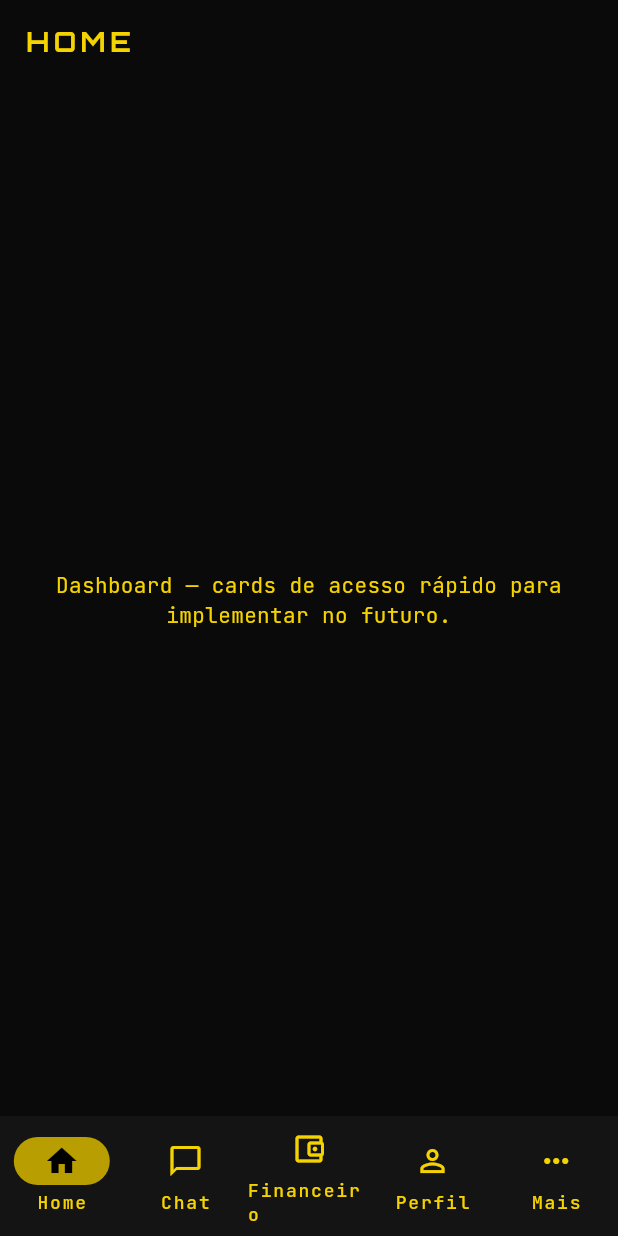
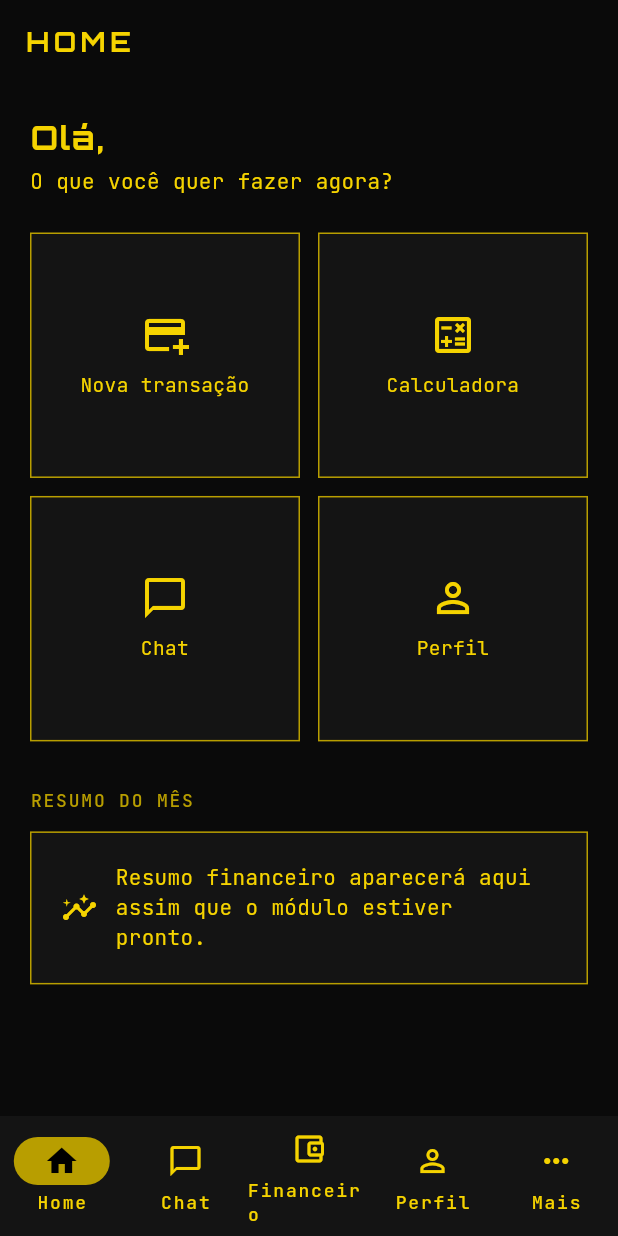
Before and after one commit to Venan42/DayHub, a Flutter app: the HomeScreen screen opened by its route, on a phone screen of 412 x 824 dp. Run offline on Flutter 3.47's test engine with Material 3 defaults, Android fonts, the phone set to English and light mode, and no system bars; our stand-ins replace dio, flutter_riverpod, flutter_secure_storage, go_router, google_fonts; accounts and stored records are empty.

Commit message:
feat: atualiza tela inicial com sistema de navegação e cards de ação rápida

```diff
--- a/frontend/lib/features/dashboard/presentation/screens/home_screen.dart
+++ b/frontend/lib/features/dashboard/presentation/screens/home_screen.dart
@@ -1,21 +1,146 @@
 import 'package:flutter/material.dart';
+import 'package:flutter_riverpod/flutter_riverpod.dart';
+import 'package:go_router/go_router.dart';
+import 'package:google_fonts/google_fonts.dart';
 
-class HomeScreen extends StatelessWidget {
+import '../../../../core/theme/app_colors.dart';
+import '../../../auth/presentation/providers/auth_providers.dart';
+
+class HomeScreen extends ConsumerWidget {
   const HomeScreen({super.key});
 
   @override
-  Widget build(BuildContext context) {
+  Widget build(BuildContext context, WidgetRef ref) {
+    final user = ref.watch(authProvider).user;
+    final isDark = Theme.of(context).brightness == Brightness.dark;
+
     return Scaffold(
       appBar: AppBar(title: const Text('HOME')),
-      body: const Center(
-        child: Padding(
-          padding: EdgeInsets.all(24),
-          child: Text(
-            'Dashboard — cards de acesso rápido para implementar no futuro.',
-            textAlign: TextAlign.center,
-          ),
+      body: SafeArea(
+        child: ListView(
+          padding: const EdgeInsets.all(20),
+          children: [
+            Text(
+              'Olá, ${user?.name.split(' ').first ?? ''}',
+              style: GoogleFonts.orbitron(
+                fontSize: 22,
+                fontWeight: FontWeight.w700,
+                letterSpacing: 1,
+              ),
+            ),
+            const SizedBox(height: 4),
+            Text(
+              'O que você quer fazer agora?',
+              style: Theme.of(context).textTheme.bodyMedium,
+            ),
+            const SizedBox(height: 24),
+
+            // Grid de acesso rápido
+            GridView.count(
+              crossAxisCount: MediaQuery.of(context).size.width >= 900 ? 4 : 2,
+              shrinkWrap: true,
+              physics: const NeverScrollableScrollPhysics(),
+              crossAxisSpacing: 12,
+              mainAxisSpacing: 12,
+              childAspectRatio: 1.1,
+              children: [
+                _QuickActionCard(
+                  icon: Icons.add_card_outlined,
+                  label: 'Nova transação',
+                  onTap: () => context.go('/finance'),
+                ),
+                _QuickActionCard(
+                  icon: Icons.calculate_outlined,
+                  label: 'Calculadora',
+                  onTap: () => context.go('/finance'),
+                ),
+                _QuickActionCard(
+                  icon: Icons.chat_bubble_outline,
+                  label: 'Chat',
+                  onTap: () => context.go('/chat'),
+                ),
+                _QuickActionCard(
+                  icon: Icons.person_outline,
+                  label: 'Perfil',
+                  onTap: () => context.go('/profile'),
+                ),
+              ],
+            ),
+
+            const SizedBox(height: 32),
+            Text('RESUMO DO MÊS', style: Theme.of(context).textTheme.labelMedium),
+            const SizedBox(height: 12),
+
+            // Placeholder — substituído por dados reais na Fase 3 (módulo financeiro)
+            Container(
+              padding: const EdgeInsets.all(20),
+              decoration: BoxDecoration(
+                color: Theme.of(context).colorScheme.surface,
+                border: Border.all(
+                  color: isDark ? AppColors.yellowMuted : Colors.grey.shade300,
+                ),
+              ),
+              child: Row(
+                children: [
+                  Icon(
+                    Icons.insights_outlined,
+                    color: isDark ? AppColors.yellow : AppColors.darkText,
+                  ),
+                  const SizedBox(width: 12),
+                  const Expanded(
+                    child: Text('Resumo financeiro aparecerá aqui assim que o módulo estiver pronto.'),
+                  ),
+                ],
+              ),
+            ),
+          ],
         ),
       ),
     );
   }
 }
+
+class _QuickActionCard extends StatelessWidget {
+  final IconData icon;
+  final String label;
+  final VoidCallback onTap;
+
+  const _QuickActionCard({
+    required this.icon,
+    required this.label,
+    required this.onTap,
+  });
+
+  @override
+  Widget build(BuildContext context) {
+    final isDark = Theme.of(context).brightness == Brightness.dark;
+
+    return InkWell(
+      onTap: onTap,
+      child: Container(
+        decoration: BoxDecoration(
+          color: Theme.of(context).colorScheme.surface,
+          border: Border.all(
+            color: isDark ? AppColors.yellowMuted : Colors.grey.shade300,
+          ),
+        ),
+        child: Column(
+          mainAxisAlignment: MainAxisAlignment.center,
+          children: [
+            Icon(
+              icon,
+              size: 32,
+              color: isDark ? AppColors.yellow : AppColors.darkText,
+            ),
+            const SizedBox(height: 8),
+            Text(
+              label,
+              textAlign: TextAlign.center,
+              style: Theme.of(context).textTheme.bodyMedium?.copyWith(fontSize: 13),
+            ),
+          ],
+        ),
+      ),
+    );
+  }
+}
```
